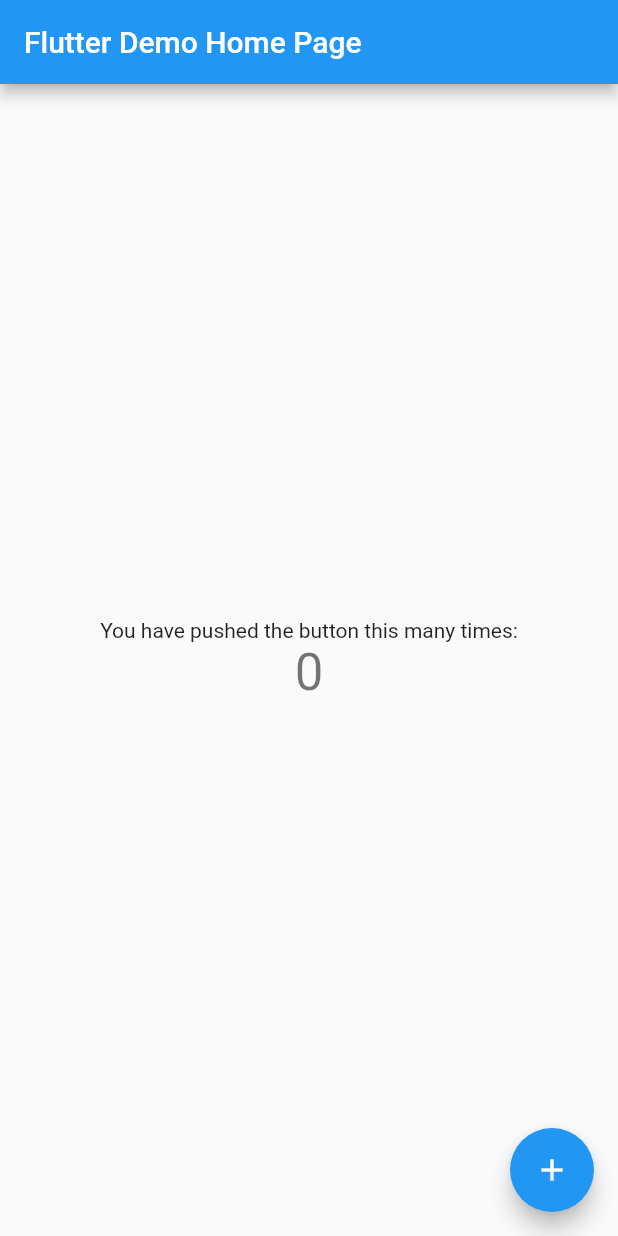
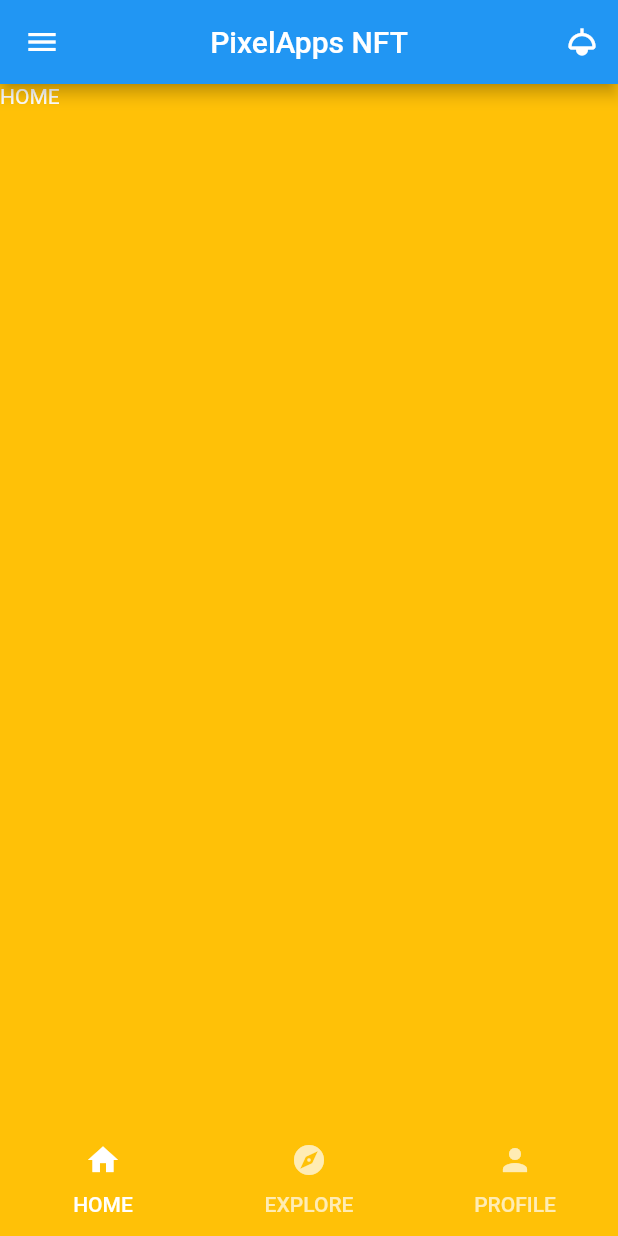
Before and after one commit to samyakkkk/pixel-apps-nft, a Flutter app: the screen it shows after launch, on a phone screen of 412 x 824 dp. Run offline on Flutter 3.47's test engine with Material 2 defaults, Android fonts, the phone set to English and light mode, and no system bars; our stand-ins replace flutter_riverpod.

Commit message:
project setup

```diff
--- a/lib/main.dart
+++ b/lib/main.dart
@@ -1,113 +1,23 @@
 import 'package:flutter/material.dart';
+import 'package:flutter_riverpod/flutter_riverpod.dart';
+import 'package:pixel_apps_ntf/routes/router.dart';
+import 'package:pixel_apps_ntf/screens/common/splash_screen.dart';
 
 void main() {
-  runApp(MyApp());
+  WidgetsFlutterBinding.ensureInitialized();
+  runApp(ProviderScope(child: MyApp()));
 }
 
 class MyApp extends StatelessWidget {
-  // This widget is the root of your application.
   @override
   Widget build(BuildContext context) {
     return MaterialApp(
-      title: 'Flutter Demo',
+      title: 'Pixel Apps NFT',
       theme: ThemeData(
-        // This is the theme of your application.
-        //
-        // Try running your application with "flutter run". You'll see the
-        // application has a blue toolbar. Then, without quitting the app, try
-        // changing the primarySwatch below to Colors.green and then invoke
-        // "hot reload" (press "r" in the console where you ran "flutter run",
-        // or simply save your changes to "hot reload" in a Flutter IDE).
-        // Notice that the counter didn't reset back to zero; the application
-        // is not restarted.
         primarySwatch: Colors.blue,
       ),
-      home: MyHomePage(title: 'Flutter Demo Home Page'),
+      initialRoute: SplashScreen.id,
+      onGenerateRoute: AppRouter.router,
     );
   }
 }
-
-class MyHomePage extends StatefulWidget {
-  MyHomePage({Key? key, required this.title}) : super(key: key);
-
-  // This widget is the home page of your application. It is stateful, meaning
-  // that it has a State object (defined below) that contains fields that affect
-  // how it looks.
-
-  // This class is the configuration for the state. It holds the values (in this
-  // case the title) provided by the parent (in this case the App widget) and
-  // used by the build method of the State. Fields in a Widget subclass are
-  // always marked "final".
-
-  final String title;
-
-  @override
-  _MyHomePageState createState() => _MyHomePageState();
-}
-
-class _MyHomePageState extends State<MyHomePage> {
-  int _counter = 0;
-
-  void _incrementCounter() {
-    setState(() {
-      // This call to setState tells the Flutter framework that something has
-      // changed in this State, which causes it to rerun the build method below
-      // so that the display can reflect the updated values. If we changed
-      // _counter without calling setState(), then the build method would not be
-      // called again, and so nothing would appear to happen.
-      _counter++;
-    });
-  }
-
-  @override
-  Widget build(BuildContext context) {
-    // This method is rerun every time setState is called, for instance as done
-    // by the _incrementCounter method above.
-    //
-    // The Flutter framework has been optimized to make rerunning build methods
-    // fast, so that you can just rebuild anything that needs updating rather
-    // than having to individually change instances of widgets.
-    return Scaffold(
-      appBar: AppBar(
-        // Here we take the value from the MyHomePage object that was created by
-        // the App.build method, and use it to set our appbar title.
-        title: Text(widget.title),
-      ),
-      body: Center(
-        // Center is a layout widget. It takes a single child and positions it
-        // in the middle of the parent.
-        child: Column(
-          // Column is also a layout widget. It takes a list of children and
-          // arranges them vertically. By default, it sizes itself to fit its
-          // children horizontally, and tries to be as tall as its parent.
-          //
-          // Invoke "debug painting" (press "p" in the console, choose the
-          // "Toggle Debug Paint" action from the Flutter Inspector in Android
-          // Studio, or the "Toggle Debug Paint" command in Visual Studio Code)
-          // to see the wireframe for each widget.
-          //
-          // Column has various properties to control how it sizes itself and
-          // how it positions its children. Here we use mainAxisAlignment to
-          // center the children vertically; the main axis here is the vertical
-          // axis because Columns are vertical (the cross axis would be
-          // horizontal).
-          mainAxisAlignment: MainAxisAlignment.center,
-          children: <Widget>[
-            Text(
-              'You have pushed the button this many times:',
-            ),
-            Text(
-              '$_counter',
-              style: Theme.of(context).textTheme.headline4,
-            ),
-          ],
-        ),
-      ),
-      floatingActionButton: FloatingActionButton(
-        onPressed: _incrementCounter,
-        tooltip: 'Increment',
-        child: Icon(Icons.add),
-      ), // This trailing comma makes auto-formatting nicer for build methods.
-    );
-  }
-}
--- /dev/null
+++ b/lib/res/assets.dart
@@ -0,0 +1,3 @@
+class Assets {
+  final String appLogoPng = "assets/images/logo.png";
+}
--- /dev/null
+++ b/lib/res/colors.dart
@@ -0,0 +1,5 @@
+import 'package:flutter/material.dart';
+
+class AppColors {
+  final kColorWhite = Colors.white;
+}
--- /dev/null
+++ b/lib/routes/router.dart
@@ -0,0 +1,39 @@
+import 'package:flutter/cupertino.dart';
+import 'package:flutter/material.dart';
+import 'package:pixel_apps_ntf/screens/common/initial_screen.dart';
+import 'package:pixel_apps_ntf/screens/common/splash_screen.dart';
+import 'package:pixel_apps_ntf/screens/user/tab_controller/tab_controller.dart';
+
+class AppRouter {
+  static Route router(RouteSettings settings) {
+    // final dynamic args = settings.arguments;
+    switch (settings.name) {
+      // User
+      case UserTabBarController.id:
+        return MaterialPageRoute(builder: (_) => UserTabBarController());
+
+      // Creator
+
+      // Common
+      case SplashScreen.id:
+        return MaterialPageRoute(builder: (_) => SplashScreen());
+      case InitialScreen.id:
+        return MaterialPageRoute(builder: (_) => InitialScreen());
+      default:
+        return _errorRoute();
+    }
+  }
+
+  static Route<dynamic> _errorRoute() {
+    return MaterialPageRoute(builder: (_) {
+      return Scaffold(
+        appBar: AppBar(
+          title: const Text('Error'),
+        ),
+        body: const Center(
+          child: Text('Error'),
+        ),
+      );
+    });
+  }
+}
--- /dev/null
+++ b/lib/screens/user/tab_controller/tab_controller.dart
@@ -0,0 +1,72 @@
+import 'package:flutter/material.dart';
+import 'package:flutter_riverpod/flutter_riverpod.dart';
+import 'package:pixel_apps_ntf/providers/common/theme_provider.dart';
+import 'package:pixel_apps_ntf/res/res.dart';
+
+class UserTabBarController extends StatefulWidget {
+  static const String id = "/userTabBarController";
+  const UserTabBarController({Key? key}) : super(key: key);
+
+  @override
+  _TabBarControllerState createState() => _TabBarControllerState();
+}
+
+class _TabBarControllerState extends State<UserTabBarController>
+    with SingleTickerProviderStateMixin {
+  late TabController controller;
+  @override
+  void initState() {
+    super.initState();
+    controller = TabController(length: 3, vsync: this);
+  }
+
+  @override
+  Widget build(BuildContext context) {
+    return Scaffold(
+      appBar: AppBar(
+        leading: Icon(Icons.menu),
+        title: Text("PixelApps NFT"),
+        centerTitle: true,
+        actions: [
+          IconButton(
+              onPressed: () {
+                context.read(themeProvider).switchTheme();
+                setState(() {});
+              },
+              icon: Icon(Icons.light))
+        ],
+      ),
+      drawer: Drawer(),
+      bottomNavigationBar: Container(
+        color: Colors.amber,
+        child: TabBar(
+          indicatorColor: Colors.transparent,
+          controller: controller,
+          tabs: [
+            Tab(text: "HOME", icon: Icon(Icons.home)),
+            Tab(text: "EXPLORE", icon: Icon(Icons.explore)),
+            Tab(text: "PROFILE", icon: Icon(Icons.person)),
+          ],
+        ),
+      ),
+      body: TabBarView(
+        controller: controller,
+        children: [
+          Container(
+            color: Colors.amber,
+            child: Text(
+              "HOME",
+              style: TextStyle(color: colors.kColorWhite),
+            ),
+          ),
+          Container(
+            child: Text("EXPLORE"),
+          ),
+          Container(
+            child: Text("PROFILE"),
+          ),
+        ],
+      ),
+    );
+  }
+}
```
Also changed, not shown: lib/providers/common/theme_provider.dart (added, +16 -0 lines), lib/res/app_sizes.dart (added, +91 -0 lines), lib/res/res.dart (added, +17 -0 lines), lib/res/text_styles.dart (added, +9 -0 lines), lib/screens/common/initial_screen.dart (added, +19 -0 lines), lib/screens/common/splash_screen.dart (added, +36 -0 lines), lib/screens/user/home/home.dart (added, +13 -0 lines), pubspec.yaml (+4 -12 lines), pubspec.lock.
